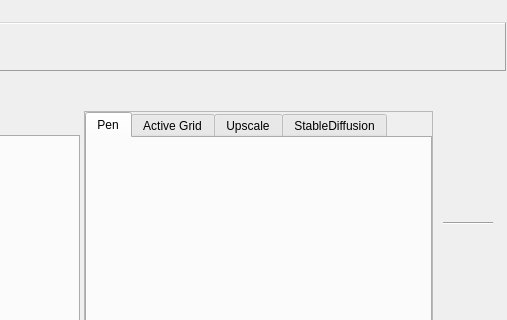
First picture: the form in src/airunner/windows/main/templates/main_window.ui, repository Capsize-Games/airunner, before the edit; both pictures show x 616 to 1123 and y 0 to 320 of the 1123 by 903 pixel window.
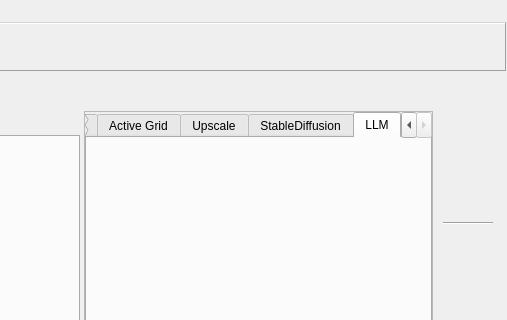
Second picture: the form after the edit. The open tabs and pages were chosen to show the change. Icons and pictures are not drawn. Custom widgets are drawn as their Qt base class.

```diff
--- a/src/airunner/windows/main/templates/main_window.ui
+++ b/src/airunner/windows/main/templates/main_window.ui
@@ -202,7 +202,7 @@
           <widget class="QScrollArea" name="scrollArea">
            <property name="maximumSize">
             <size>
-             <width>450</width>
+             <width>16777215</width>
              <height>16777215</height>
             </size>
            </property>
@@ -259,7 +259,7 @@
                  <bool>false</bool>
                 </property>
                 <property name="currentIndex">
-                 <number>0</number>
+                 <number>4</number>
                 </property>
                 <widget class="QWidget" name="tab_pen">
                  <attribute name="title">
@@ -349,6 +349,16 @@
                   </item>
                  </layout>
                 </widget>
+                <widget class="QWidget" name="tab">
+                 <attribute name="title">
+                  <string>LLM</string>
+                 </attribute>
+                 <layout class="QGridLayout" name="gridLayout_2">
+                  <item row="0" column="0">
+                   <widget class="LLMSettingsWidget" name="llm_preferences_widget" native="true"/>
+                  </item>
+                 </layout>
+                </widget>
                </widget>
               </widget>
              </item>
@@ -2310,6 +2320,12 @@
    <header>airunner/widgets/upscale/upscale_widget</header>
    <container>1</container>
   </customwidget>
+  <customwidget>
+   <class>LLMSettingsWidget</class>
+   <extends>QWidget</extends>
+   <header>airunner/widgets/llm/llm_settings_widget</header>
+   <container>1</container>
+  </customwidget>
  </customwidgets>
  <resources>
   <include location="../../../resources_light.qrc"/>
```
Left out of the diff: 2 changed lines with no effect on the pictures.
